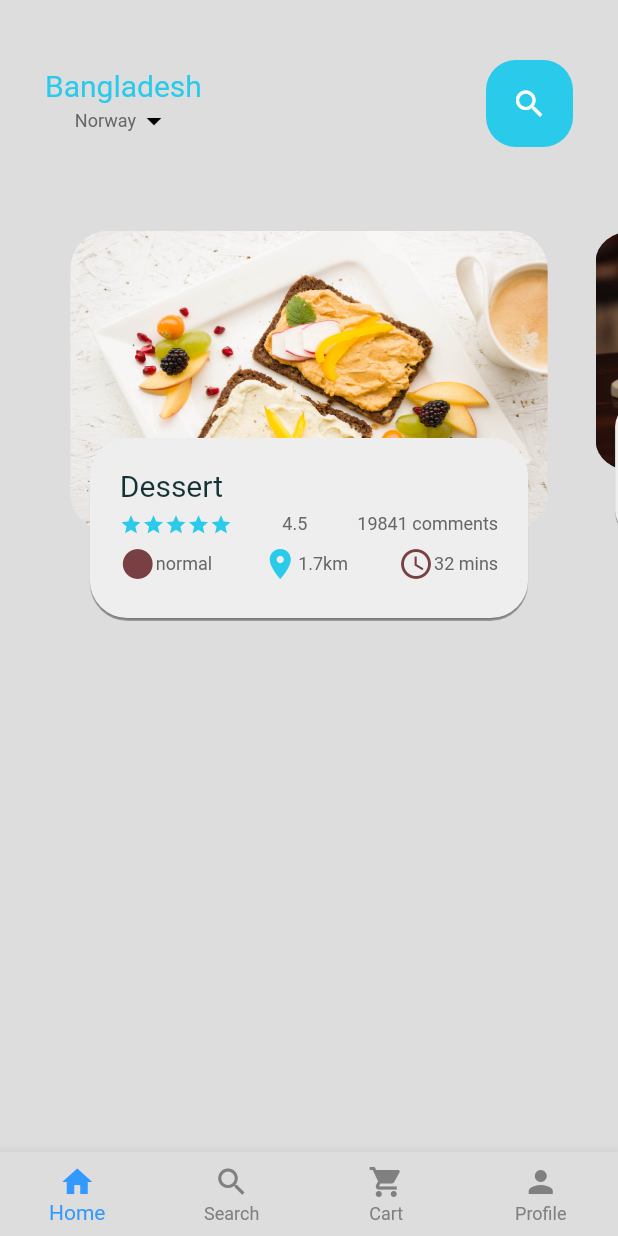
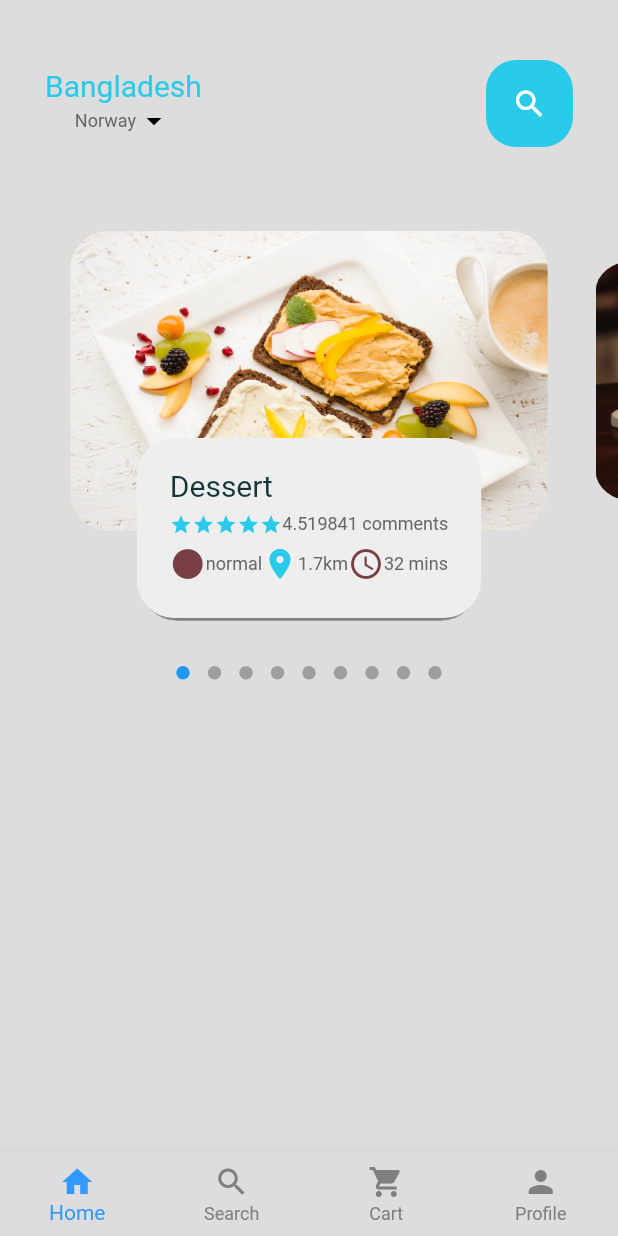
Before and after one commit to LizWahome/ecommerce-app, a Flutter app: the screen it shows after launch, on a phone screen of 412 x 824 dp. Run offline on Flutter 3.47's test engine with Material 2 defaults, Android fonts, the phone set to English and light mode, and no system bars; drawn by our look-alikes of dots_indicator; our stand-ins replace gap, get.

Commit message:
page layout

```diff
--- a/lib/main.dart
+++ b/lib/main.dart
@@ -1,8 +1,9 @@
 import 'package:ecommerce_app/screens/bottom_bar.dart';
 import 'package:flutter/material.dart';
+import 'package:get/get.dart';
 
 void main() {
-  runApp(MyApp());
+  runApp(const MyApp());
 }
 
 class MyApp extends StatelessWidget {
@@ -10,7 +11,7 @@ class MyApp extends StatelessWidget {
 
   @override
   Widget build(BuildContext context) {
-    return MaterialApp(
+    return const GetMaterialApp(
       debugShowCheckedModeBanner: false,
       home: BottomBar(),
     );
--- a/lib/screens/bottom_bar.dart
+++ b/lib/screens/bottom_bar.dart
@@ -12,7 +12,7 @@ class BottomBar extends StatefulWidget {
 class _BottomBarState extends State<BottomBar> {
   int currentIndex = 0;
  final list = <Widget>[
-    HomeScreen(),
+    const HomeScreen(),
     const Text("Search"),
     const Text("Cart"),
     const Text("Profile"),
--- a/lib/screens/home_screen.dart
+++ b/lib/screens/home_screen.dart
@@ -1,3 +1,4 @@
+import 'package:dots_indicator/dots_indicator.dart';
 import 'package:ecommerce_app/utlis/app_infolist.dart';
 import 'package:ecommerce_app/utlis/app_layout.dart';
 import 'package:ecommerce_app/utlis/constant_colors.dart';
@@ -7,7 +8,6 @@ import 'package:ecommerce_app/widgets/smalltext_widget.dart';
 import 'package:ecommerce_app/widgets/bigtext_widget.dart';
 import 'package:flutter/material.dart';
 import 'package:gap/gap.dart';
-import 'package:smooth_page_indicator/smooth_page_indicator.dart';
 
 class HomeScreen extends StatefulWidget {
   const HomeScreen({super.key});
@@ -17,9 +17,11 @@ class HomeScreen extends StatefulWidget {
 }
 
 class _HomeScreenState extends State<HomeScreen> {
-  late PageController _controller;
+  late PageController _controller = PageController(initialPage: 0);
   var currPageValue = 0.0;
-  double scaleFactor = 0.8;
+  double scaleFactor = AppLayout.getHeight(0.8);
+  final double _height = AppLayout.getHeight(200);
+  double currentIndexPage = 0;
 
   @override
   void initState() {
@@ -74,7 +76,7 @@ class _HomeScreenState extends State<HomeScreen> {
                 Container(
                   padding: EdgeInsets.all(AppLayout.getHeight(17)),
                   decoration: BoxDecoration(
-                      borderRadius: BorderRadius.circular(20),
+                      borderRadius: BorderRadius.circular(AppLayout.getHeight(20)),
                       color: Styles.blueColor),
                   child: const Icon(
                     Icons.search,
@@ -85,51 +87,36 @@ class _HomeScreenState extends State<HomeScreen> {
             ),
           ),
           Container(
-            height: 300,
+            height: AppLayout.getHeight(300),
             child: AspectRatio(
               aspectRatio: 1.5,
               child: PageView.builder(
                   controller: _controller,
+                  onPageChanged: (int page) {
+                    setState(() {
+                      currentIndexPage = page.toDouble();
+                    });
+                  },
                   itemCount: infoList.length,
                   itemBuilder: (context, index) {
                     return carouselView(index);
                   }),
             ),
           ),
-          // SmoothPageIndicator(
-          //   onDotClicked: (index) => controller.animateToPage(index,
-          //       duration: Duration(microseconds: 500), curve: Curves.bounceIn),
-          //   controller: controller,
-          //   count: infoList.length,
-          //   effect: WormEffect(
-          //     dotHeight: 9,
-          //     dotWidth: 9,
-          //     spacing: 9,
-          //     dotColor: Styles.blueColor,
-          //     activeDotColor: Colors.blueAccent,
-          //   ),
-          // )
+          DotsIndicator(
+            dotsCount: infoList.length,
+            position: currPageValue,
+            onTap: (position) {
+              setState(() {
+                currentIndexPage = position;
+                _controller.animateToPage(position.toInt(),
+                    duration: const Duration(milliseconds: 300),
+                    curve: Curves.easeIn);
+              });
+            },
+          )
         ],
       ),
-      // body: ListView(
-      //   children: [
-
-      //     Gap(AppLayout.getHeight(20)),
-      //     // ListView.separated(
-      //     //   scrollDirection: Axis.horizontal,
-      //     //   itemBuilder: (context, index) => stackList.map((e) => StackView(food: e)).toList(),
-      //     //   separatorBuilder: (context,  _) => Gap(AppLayout.getWidth(4)),
-      //     //   itemCount: 5)
-      //     SingleChildScrollView(
-      //       physics: BouncingScrollPhysics(),
-      //       scrollDirection: Axis.horizontal,
-      //       child: Row(
-      //         mainAxisSize: MainAxisSize.min,
-      //         children: stackList.map((e) => StackView(food: e)).toList(),
-      //       ),
-      //     )
-      //   ],
-      // ),
     );
   }
 
@@ -141,21 +128,37 @@ class _HomeScreenState extends State<HomeScreen> {
     Matrix4 matrix = Matrix4.identity();
     if (index == currPageValue.floor()) {
       var currScale = 1 - (currPageValue - index) * (1 - scaleFactor);
-      matrix = Matrix4.diagonal3Values(1, currScale, 1);
+      var currTrans = _height * (1 - currScale) / 2;
+      matrix = Matrix4.diagonal3Values(1, currScale, 1)
+        ..setTranslationRaw(0, currTrans, 0);
     } else if (index == currPageValue.floor() + 1) {
       var currScale =
           scaleFactor + (currPageValue - index + 1) * (1 - scaleFactor);
+      var currTrans = _height * (1 - currScale) / 2;
       matrix = Matrix4.diagonal3Values(1, currScale, 1);
+      matrix = Matrix4.diagonal3Values(1, currScale, 1)
+        ..setTranslationRaw(0, currTrans, 0);
+    } else if (index == currPageValue.floor() - 1) {
+      var currScale = 1 - (currPageValue - index) * (1 - scaleFactor);
+      var currTrans = _height * (1 - currScale) / 2;
+      matrix = Matrix4.diagonal3Values(1, currScale, 1);
+      matrix = Matrix4.diagonal3Values(1, currScale, 1)
+        ..setTranslationRaw(0, currTrans, 0);
+    } else {
+      var currScale = 0.8;
+      matrix = Matrix4.diagonal3Values(1, currScale, 1)
+        ..setTranslationRaw(0, _height * (1 - scaleFactor) / 2, 1);
     }
+
     return Padding(
       padding: const EdgeInsets.all(16.0),
       child: Transform(
         transform: matrix,
         child: Stack(children: [
           Container(
-            height: 200,
+            height: AppLayout.getHeight(200),
             decoration: BoxDecoration(
-              borderRadius: BorderRadius.circular(25),
+              borderRadius: BorderRadius.circular(AppLayout.getHeight(25)),
               image: DecorationImage(
                   image: AssetImage(info.image), fit: BoxFit.fill),
               // boxShadow: const [
@@ -165,23 +168,26 @@ class _HomeScreenState extends State<HomeScreen> {
           ),
           Align(
             alignment: Alignment.bottomCenter,
+            child: FittedBox(
               child: Container(
-              height: 120,
+                height: AppLayout.getHeight(120),
                 alignment: Alignment.bottomCenter,
-              margin: EdgeInsets.only(right: 13, left: 13, bottom: 10),
+                margin: EdgeInsets.only(right: AppLayout.getHeight(13), left: AppLayout.getHeight(13), bottom: AppLayout.getHeight(10)),
                 //margin: EdgeInsets.symmetric(horizontal: 13, vertical: 10),
-              padding: EdgeInsets.all(20),
+                padding: EdgeInsets.all(AppLayout.getHeight(20)),
                 // height: 100,
                 decoration: BoxDecoration(
-                  borderRadius: BorderRadius.circular(25),
+                    borderRadius: BorderRadius.circular(AppLayout.getHeight(25)),
                     color: Styles.bgColor,
                     boxShadow: [
                       BoxShadow(
                           color: Colors.grey.shade600,
-                        offset: Offset(0, 2),
+                          offset: const Offset(0, 2),
                           blurRadius: 1,
                           spreadRadius: 0,
-                        blurStyle: BlurStyle.inner)
+                          blurStyle: BlurStyle.inner),
+                      BoxShadow(color: Styles.bgColor, offset: const Offset(-2, 0)),
+                      BoxShadow(color: Styles.bgColor, offset: const Offset(2, 0))
                     ]),
                 child: Column(
                   crossAxisAlignment: CrossAxisAlignment.start,
@@ -197,7 +203,7 @@ class _HomeScreenState extends State<HomeScreen> {
                               (index) => Icon(
                                     Icons.star,
                                     color: Styles.blueColor,
-                                  size: 15,
+                                    size: AppLayout.getHeight(15),
                                   )),
                         ),
                         SmallText(text: "4.5"),
@@ -226,75 +232,9 @@ class _HomeScreenState extends State<HomeScreen> {
                 ),
               ),
             ),
+          ),
         ]),
       ),
     );
   }
-
-  // Widget carouselView2(int index) {
-  //   return carouselCard2(stackList[index]);
-  // }
-
-  // Widget carouselCard2(StackModel model) {
-  //   return Container(
-  //     decoration: BoxDecoration(
-  //         borderRadius: BorderRadius.circular(25),
-  //         color: Styles.bgColor,
-  //         boxShadow: [
-  //           BoxShadow(
-  //               color: Colors.grey.shade500,
-  //               spreadRadius: 0,
-  //               blurRadius: 3,
-  //               offset: const Offset(0, 5)),
-  //         ]),
-  //     child: Column(
-  //       mainAxisSize: MainAxisSize.min,
-  //       children: [
-  //         SmallText(text: model.foodtype),
-  //         Row(
-  //           children: [
-  //             BigText(text: "* * * * *"),
-  //             SmallText(text: "4.5"),
-  //             SmallText(text: "1281 comment"),
-  //           ],
-  //         ),
-  //         Gap(AppLayout.getHeight(5)),
-  //         Row(
-  //           children: [
-  //             Row(
-  //               children: [
-  //                 Container(
-  //                   height: AppLayout.getHeight(20),
-  //                   width: AppLayout.getWidth(20),
-  //                   decoration: BoxDecoration(
-  //                       shape: BoxShape.circle, color: Styles.containerColor),
-  //                 ),
-  //                 Gap(AppLayout.getWidth(4)),
-  //                 SmallText(text: model.type)
-  //               ],
-  //             ),
-  //             Row(
-  //               children: [
-  //                 Icon(
-  //                   Icons.location_on_outlined,
-  //                   color: Styles.blueColor,
-  //                 ),
-  //                 SmallText(text: model.distance)
-  //               ],
-  //             ),
-  //             Row(
-  //               children: [
-  //                 Icon(
-  //                   Icons.access_time,
-  //                   color: Styles.containerColor,
-  //                 ),
-  //                 SmallText(text: model.duration)
-  //               ],
-  //             )
-  //           ],
-  //         )
-  //       ],
-  //     ),
-  //   );
-  // }
 }
--- a/lib/widgets/icon_text_widget.dart
+++ b/lib/widgets/icon_text_widget.dart
@@ -1,4 +1,3 @@
-import 'package:ecommerce_app/utlis/constant_colors.dart';
 import 'package:ecommerce_app/widgets/smalltext_widget.dart';
 import 'package:flutter/material.dart';
 
--- a/lib/widgets/smalltext_widget.dart
+++ b/lib/widgets/smalltext_widget.dart
@@ -1,3 +1,4 @@
+import 'package:ecommerce_app/utlis/app_layout.dart';
 import 'package:flutter/material.dart';
 
 class SmallText extends StatelessWidget {
@@ -10,13 +11,18 @@ class SmallText extends StatelessWidget {
       required this.text,
       this.color = const Color(0xFF666666),
       this.size = 12,
-      this.height = 1.2});
+      this.height = 1
+      });
 
   @override
   Widget build(BuildContext context) {
     return Text(
       text,
-      style: TextStyle(fontSize: size, color: color, height: height),
+      style: TextStyle(
+        fontSize: size,
+        color: color,
+        height: height
+        ),
     );
   }
 }
--- a/pubspec.yaml
+++ b/pubspec.yaml
@@ -38,6 +38,7 @@ dependencies:
   get: ^4.6.5
   gap: ^2.0.1
   smooth_page_indicator: ^1.0.1
+  dots_indicator: ^2.1.0
 
 dev_dependencies:
   flutter_test:
```
Also changed, not shown: lib/utlis/app_infolist.dart (+0 -37 lines), lib/widgets/bigtext_widget.dart (+8 -7 lines), pubspec.lock. Lines whose indentation alone changed are shown as unchanged.
